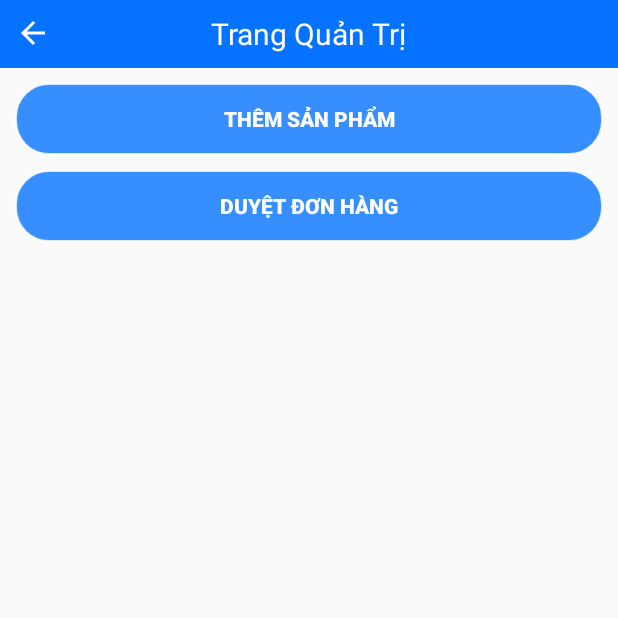
After one commit to vanthongxtt/SeaMarketApp, an Android app: the AdminActivity screen opened directly, with no data from a screen before it, on a phone screen of 412 x 824 dp, the top half of it. The commit adds this screen. Run offline under Robolectric (Android 15) with nearby library versions, the phone set to English and light mode, and no system bars.

Commit message:
add Admin

```diff
--- a/app/src/main/AndroidManifest.xml
+++ b/app/src/main/AndroidManifest.xml
@@ -18,7 +18,9 @@
         android:theme="@style/AppTheme"
         android:usesCleartextTraffic="true"
         tools:targetApi="m">
-
+        <activity android:name=".View.Activity.Personal.AdminAccessBills"></activity>
+        <activity android:name=".View.Activity.Personal.AdminAddProducts" />
+        <activity android:name=".View.Activity.Personal.AdminActivity" />
         <activity android:name=".View.Activity.IntroActivity">
             <intent-filter>
                 <action android:name="android.intent.action.MAIN" />
@@ -26,7 +28,7 @@
                 <category android:name="android.intent.category.LAUNCHER" />
             </intent-filter>
         </activity>
-        <activity android:name=".View.Activity.ChangeInforActivity"/>
+        <activity android:name=".View.Activity.ChangeInforActivity" />
         <activity android:name=".View.Activity.Personal.LanguageActivity" />
         <activity android:name=".View.Activity.Home.BuygroupActivity" />
         <activity android:name=".View.Activity.Home.DiscountActivity" />
--- /dev/null
+++ b/app/src/main/java/com/sefvi/seamarket/View/Activity/Personal/AdminActivity.java
@@ -0,0 +1,41 @@
+package com.sefvi.seamarket.View.Activity.Personal;
+
+import androidx.appcompat.app.AppCompatActivity;
+
+import android.content.Intent;
+import android.os.Bundle;
+import android.view.View;
+import android.widget.Button;
+import android.widget.ImageView;
+import android.widget.TextView;
+
+import com.sefvi.seamarket.R;
+import com.sefvi.seamarket.View.Fragment.PersonalFragmet;
+
+public class AdminActivity extends AppCompatActivity {
+Button addProducts, accessBill;
+    @Override
+    protected void onCreate(Bundle savedInstanceState) {
+        super.onCreate(savedInstanceState);
+        setContentView(R.layout.activity_admin);
+        anhXa();
+        event();
+        ImageView backicon = findViewById(R.id.toolbar_back);
+        TextView name = findViewById(R.id.toolbar_name);
+        backicon.setOnClickListener(new View.OnClickListener() {
+            @Override
+            public void onClick(View view) {
+                finish();
+            }
+        });
+        name.setText("Trang Quản Trị");
+    }
+    private void anhXa(){
+        addProducts = findViewById(R.id.admin_add);
+        accessBill = findViewById(R.id.admin_access);
+    }
+    private void event(){
+
+    }
+
+}
--- /dev/null
+++ b/app/src/main/res/layout/activity_admin.xml
@@ -0,0 +1,36 @@
+<?xml version="1.0" encoding="utf-8"?>
+<LinearLayout xmlns:android="http://schemas.android.com/apk/res/android"
+    xmlns:app="http://schemas.android.com/apk/res-auto"
+    xmlns:tools="http://schemas.android.com/tools"
+    android:layout_width="match_parent"
+    android:layout_height="match_parent"
+    android:orientation="vertical"
+    tools:context=".View.Activity.Personal.AdminActivity">
+
+ <include layout="@layout/toolbar"/>
+    <Button
+        android:id="@+id/admin_add"
+        android:background="@drawable/custom_btn_oder"
+        android:textColor="@color/colorWhite"
+        android:textStyle="bold"
+        android:layout_marginTop="10dp"
+        android:padding="10dp"
+        android:layout_marginLeft="10dp"
+        android:layout_marginRight="10dp"
+        android:layout_width="match_parent"
+        android:layout_height="wrap_content"
+        android:text="thêm sản phẩm"/>
+    <Button
+        android:id="@+id/admin_access"
+        android:background="@drawable/custom_btn_oder"
+        android:textColor="@color/colorWhite"
+        android:textStyle="bold"
+        android:layout_marginTop="10dp"
+        android:padding="10dp"
+        android:layout_marginLeft="10dp"
+        android:layout_marginRight="10dp"
+        android:layout_width="match_parent"
+        android:layout_height="wrap_content"
+        android:text="Duyệt đơn hàng"/>
+
+</LinearLayout>
```
Also changed, not shown: app/src/main/java/com/sefvi/seamarket/View/Activity/Personal/AdminAccessBills.java (added, +16 -0 lines), app/src/main/java/com/sefvi/seamarket/View/Activity/Personal/AdminAddProducts.java (added, +16 -0 lines), app/src/main/java/com/sefvi/seamarket/View/Fragment/PersonalFragmet.java (+7 -0 lines), app/src/main/res/layout/activity_admin_access_bills.xml (added, +9 -0 lines), app/src/main/res/layout/activity_admin_add_products.xml (added, +9 -0 lines).
